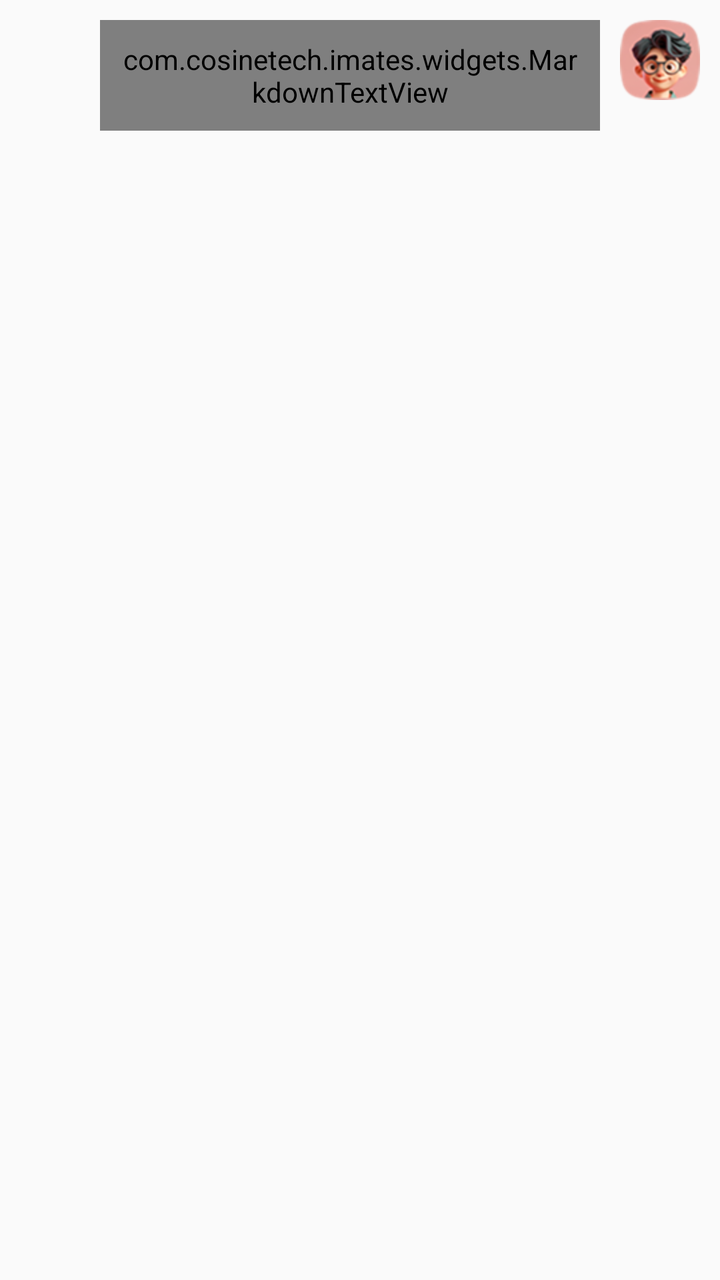
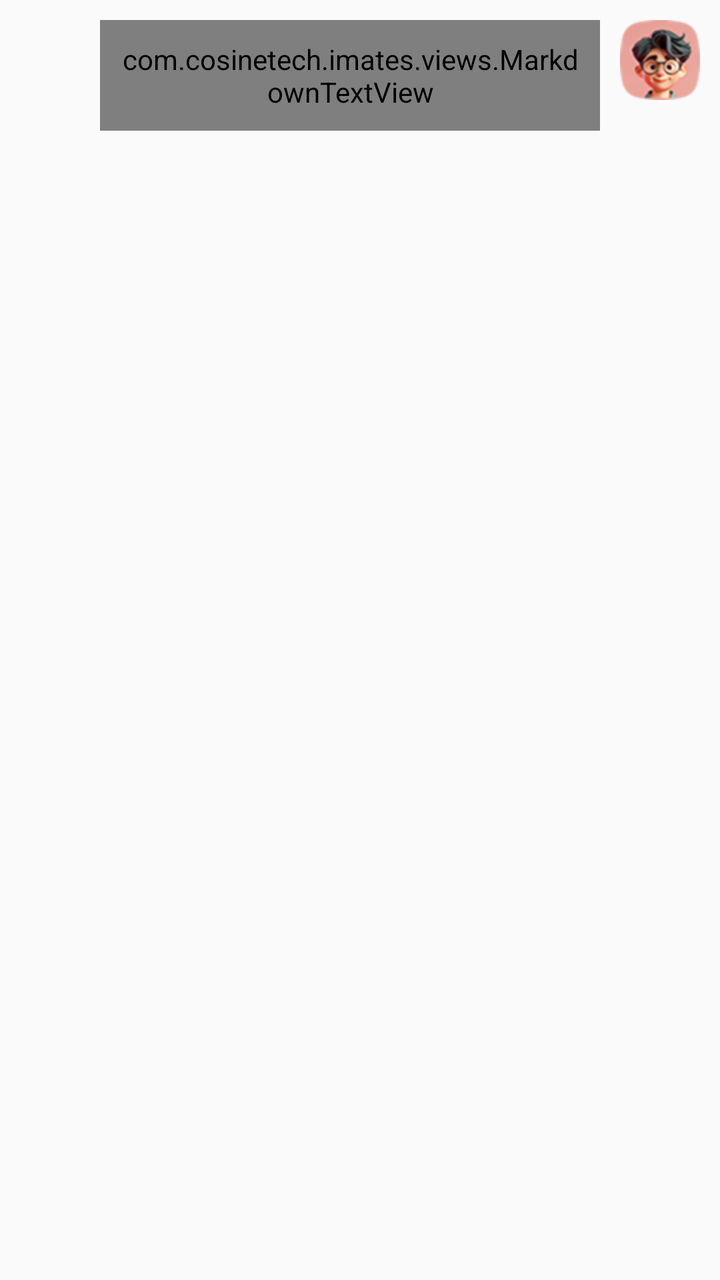

Before-and-after screenshots of an Android layout around one commit, followed by the original layout XML and the change that was made.
<!-- AndroidManifest.xml: application theme Theme.IMatesApp.FullScreen -->
<!-- res/layout/item_message_right.xml -->
<?xml version="1.0" encoding="utf-8"?>
<LinearLayout xmlns:android="http://schemas.android.com/apk/res/android"
    android:layout_width="match_parent"
    android:layout_height="wrap_content"
    android:orientation="horizontal"
    android:padding="10dp"
    android:gravity="end">

    <com.cosinetech.imates.widgets.MarkdownTextView
        android:id="@+id/tv_message"
        android:layout_width="wrap_content"
        android:layout_height="wrap_content"
        android:layout_marginStart="80dp"
        android:layout_marginEnd="10dp"
        android:background="@drawable/chat_ai_msg_self_bg"
        android:textColor="#ffffff"
        android:padding="10dp"
        android:textSize="12sp" />

    <ImageView
        android:id="@+id/iv_avatar"
        android:layout_width="40dp"
        android:layout_height="40dp"
        android:src="@drawable/chat_ai_avatar_user" />
</LinearLayout>
<!-- resources referenced by this layout -->
<resources>
  <!-- drawable chat_ai_avatar_user: png bitmap (drawable, 8890 bytes) -->
  <!-- drawable chat_ai_msg_self_bg (drawable) -->
  <?xml version="1.0" encoding="utf-8"?>
  <shape android:shape="rectangle"
      xmlns:android="http://schemas.android.com/apk/res/android">
      <gradient android:type="linear" android:useLevel="true" android:startColor="#ff046cff" android:endColor="#ff539bff" android:angle="0" />
      <corners android:topLeftRadius="10dp" android:topRightRadius="10dp" android:bottomLeftRadius="10dp" android:bottomRightRadius="10dp" />
      <padding
          android:left="12dp"
          android:right="12dp"
          android:top="2dp"
          android:bottom="8dp" />
  </shape>
  <style name="Theme.IMatesApp.FullScreen" parent="Theme.AppCompat.Light.NoActionBar">
          
          <item name="android:windowFullscreen">true</item>
          
          <item name="android:windowTranslucentStatus">true</item>
          
          <item name="android:windowTranslucentNavigation">true</item>
      </style>
</resources>

<!-- the commit's change to res/layout/item_message_right.xml (unified diff, before → after) -->
@@ -6,7 +6,7 @@
     android:padding="10dp"
     android:gravity="end">
 
-    <com.cosinetech.imates.widgets.MarkdownTextView
+    <com.cosinetech.imates.views.MarkdownTextView
         android:id="@+id/tv_message"
         android:layout_width="wrap_content"
         android:layout_height="wrap_content"
